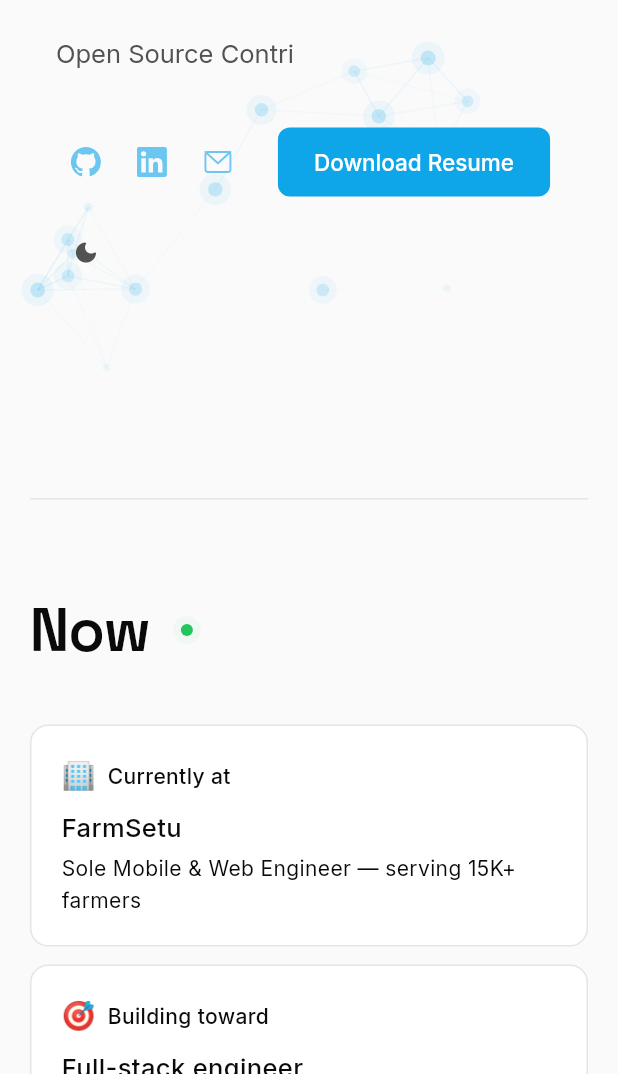
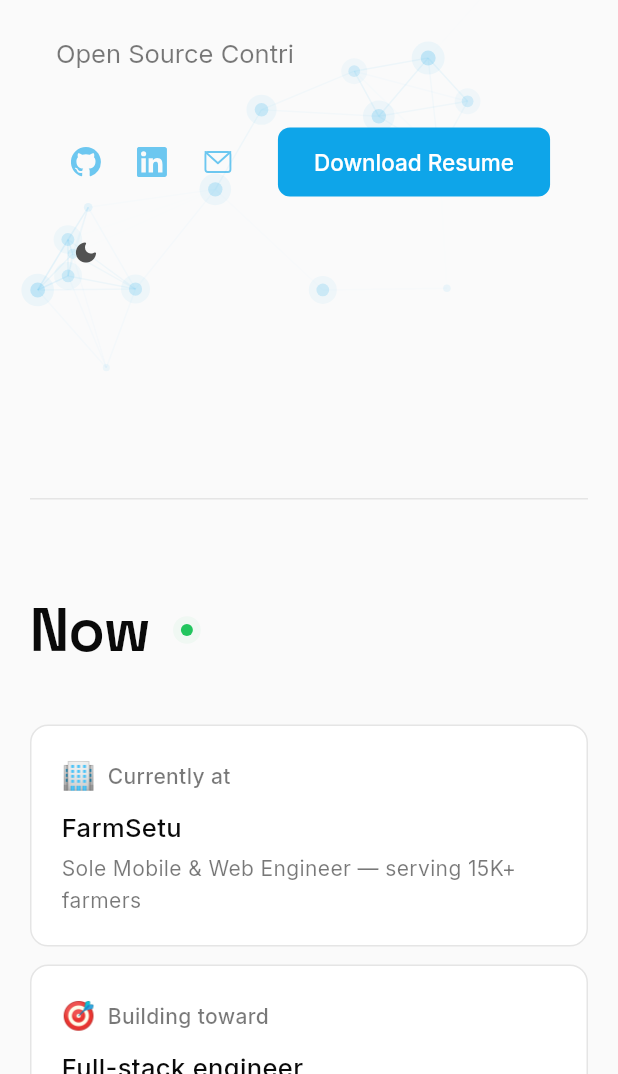
Before and after one commit to Harsh1052/portfolio_web, a Flutter app: the screen it shows after launch, after a tap on an icon or button, on a phone screen of 412 x 824 dp, the part 162-1236 px from its top. Run offline on Flutter 3.47's test engine with Material 3 defaults, Android fonts, the phone set to English and light mode, and no system bars; our stand-ins replace cloud_firestore, firebase_core, flutter_svg, get, google_fonts, web; missing offline and left inert: dart:js_interop; accounts and stored records are empty; statements that could not run were skipped.

Commit message:
fix(theme): propagate dark mode across all widgets
Replace every hardcoded AppColors.bg / surface / textPrimary /
textSecondary / border with Theme.of(context).colorScheme equivalents
so the entire UI adapts when the theme toggle is pressed.

Files fixed:
- home/widgets: work_section, writing_section, project_card,
  contact_section, about_section, typewriter_tagline
- now/widgets: now_status_card, now_section (Divider)
- skills/widgets: skill_tag_with_tooltip (tooltip + tag colors),
  timeline_year_row (_yearStyle → context fn, spine line),
  skills_timeline_section (Divider)
- github/widgets: contribution_graph_section (Divider, skeleton, error)
- visitor/widgets: visitor_map_section (map bg, border, ticker chips),
  visitor_count_badge (text color)
- work/pages: case_study_page (scaffoldBg, Dividers, secondary text,
  back-link hover)

0 analyzer issues (fvm flutter analyze --no-pub)

```diff
--- a/lib/features/github/presentation/widgets/contribution_graph_section.dart
+++ b/lib/features/github/presentation/widgets/contribution_graph_section.dart
@@ -26,7 +26,11 @@ class ContributionGraphSection extends StatelessWidget {
         child: Column(
           crossAxisAlignment: CrossAxisAlignment.start,
           children: [
-            const Divider(color: AppColors.border, thickness: 1, height: 1),
+            Divider(
+              color: Theme.of(context).dividerColor,
+              thickness: 1,
+              height: 1,
+            ),
             const SizedBox(height: 64),
             FadeSlideIn(
               child: Semantics(
@@ -189,7 +193,7 @@ class _SkeletonBlock extends StatelessWidget {
       width: width == double.infinity ? null : width,
       height: height,
       decoration: BoxDecoration(
-        color: AppColors.border,
+        color: Theme.of(context).dividerColor,
         borderRadius: BorderRadius.circular(4),
       ),
     );
@@ -210,7 +214,9 @@ class _ErrorView extends StatelessWidget {
       children: [
         Text(
           'Could not load GitHub activity.',
-          style: AppTextStyles.body.copyWith(color: AppColors.textSecondary),
+          style: AppTextStyles.body.copyWith(
+            color: Theme.of(context).colorScheme.onSurface.withValues(alpha: 0.55),
+          ),
         ),
         const SizedBox(height: 12),
         TextButton(
--- a/lib/features/home/presentation/widgets/about_section.dart
+++ b/lib/features/home/presentation/widgets/about_section.dart
@@ -1,5 +1,4 @@
 import 'package:flutter/material.dart';
-import '../../../../core/theme/app_colors.dart';
 import '../../../../core/theme/app_text_styles.dart';
 import '../../../../core/widgets/fade_slide_in.dart';
 import '../../../../core/widgets/responsive_layout.dart';
@@ -54,8 +53,8 @@ class _SectionDivider extends StatelessWidget {
 
   @override
   Widget build(BuildContext context) {
-    return const Divider(
-      color: AppColors.border,
+    return Divider(
+      color: Theme.of(context).dividerColor,
       thickness: 1,
       height: 1,
     );
--- a/lib/features/home/presentation/widgets/contact_section.dart
+++ b/lib/features/home/presentation/widgets/contact_section.dart
@@ -46,7 +46,11 @@ class _SectionDivider extends StatelessWidget {
 
   @override
   Widget build(BuildContext context) {
-    return const Divider(color: AppColors.border, thickness: 1, height: 1);
+    return Divider(
+      color: Theme.of(context).dividerColor,
+      thickness: 1,
+      height: 1,
+    );
   }
 }
 
@@ -74,6 +78,7 @@ class _CopyEmailState extends State<_CopyEmail> {
 
   @override
   Widget build(BuildContext context) {
+    final cs = Theme.of(context).colorScheme;
     return Semantics(
       label: 'Email address ${widget.email}. Activate to copy.',
       button: true,
@@ -97,7 +102,9 @@ class _CopyEmailState extends State<_CopyEmail> {
                   width: 16,
                   height: 16,
                   colorFilter: ColorFilter.mode(
-                    _copied ? AppColors.accent : AppColors.textSecondary,
+                    _copied
+                        ? AppColors.accent
+                        : cs.onSurface.withValues(alpha: 0.5),
                     BlendMode.srcIn,
                   ),
                 ),
@@ -124,6 +131,7 @@ class _ContactLinkState extends State<_ContactLink> {
 
   @override
   Widget build(BuildContext context) {
+    final cs = Theme.of(context).colorScheme;
     return Semantics(
       link: true,
       label: '${widget.label} — opens in new tab',
@@ -139,7 +147,7 @@ class _ContactLinkState extends State<_ContactLink> {
         child: Text(
           '${widget.label} →',
           style: AppTextStyles.body.copyWith(
-            color: _hovered ? AppColors.accent : AppColors.textPrimary,
+            color: _hovered ? AppColors.accent : cs.onSurface,
           ),
         ),
       ),
--- a/lib/features/home/presentation/widgets/project_card.dart
+++ b/lib/features/home/presentation/widgets/project_card.dart
@@ -1,7 +1,6 @@
 import 'package:flutter/material.dart';
 import 'package:get/get.dart';
 import '../../../../core/routing/app_pages.dart';
-import '../../../../core/theme/app_colors.dart';
 import '../../../../core/theme/app_text_styles.dart';
 import '../../../content/data/models/portfolio_content.dart';
 
@@ -26,6 +25,8 @@ class _ProjectCardState extends State<ProjectCard> {
   @override
   Widget build(BuildContext context) {
     final p = widget.project;
+    final cs = Theme.of(context).colorScheme;
+    final isDark = Theme.of(context).brightness == Brightness.dark;
 
     return Semantics(
       button: true,
@@ -41,12 +42,12 @@ class _ProjectCardState extends State<ProjectCard> {
             curve: Curves.easeOut,
             padding: const EdgeInsets.all(24),
             decoration: BoxDecoration(
-              color: AppColors.surface,
+              color: cs.surface,
               borderRadius: BorderRadius.circular(12),
               border: Border.all(
                 color: _hovered
-                    ? const Color(0xFFB0B0B0)
-                    : AppColors.border,
+                    ? (isDark ? const Color(0xFF4B5563) : const Color(0xFFB0B0B0))
+                    : cs.outline,
               ),
             ),
             child: Column(
@@ -58,7 +59,7 @@ class _ProjectCardState extends State<ProjectCard> {
                   Text(
                     p.description,
                     style: AppTextStyles.body.copyWith(
-                      color: AppColors.textSecondary,
+                      color: cs.onSurface.withValues(alpha: 0.6),
                     ),
                   ),
                 ],
@@ -103,7 +104,7 @@ class _TechTag extends StatelessWidget {
     return Container(
       padding: const EdgeInsets.symmetric(horizontal: 10, vertical: 4),
       decoration: BoxDecoration(
-        border: Border.all(color: AppColors.border),
+        border: Border.all(color: Theme.of(context).colorScheme.outline),
         borderRadius: BorderRadius.circular(4),
       ),
       child: Text(label, style: AppTextStyles.tag),
--- a/lib/features/home/presentation/widgets/typewriter_tagline.dart
+++ b/lib/features/home/presentation/widgets/typewriter_tagline.dart
@@ -113,6 +113,7 @@ class _TypewriterTaglineState extends State<TypewriterTagline> {
 
   @override
   Widget build(BuildContext context) {
+    final cs = Theme.of(context).colorScheme;
     return ConstrainedBox(
       constraints: const BoxConstraints(maxWidth: 580),
       child: RichText(
@@ -121,7 +122,7 @@ class _TypewriterTaglineState extends State<TypewriterTagline> {
             TextSpan(
               text: _displayText.isEmpty ? '\u200B' : _displayText,
               style: AppTextStyles.body.copyWith(
-                color: AppColors.textSecondary,
+                color: cs.onSurface.withValues(alpha: 0.55),
               ),
             ),
             WidgetSpan(
--- a/lib/features/home/presentation/widgets/work_section.dart
+++ b/lib/features/home/presentation/widgets/work_section.dart
@@ -1,5 +1,4 @@
 import 'package:flutter/material.dart';
-import '../../../../core/theme/app_colors.dart';
 import '../../../../core/theme/app_text_styles.dart';
 import '../../../../core/widgets/fade_slide_in.dart';
 import '../../../../core/widgets/responsive_layout.dart';
@@ -23,8 +22,11 @@ class WorkSection extends StatelessWidget {
             child: Column(
               crossAxisAlignment: CrossAxisAlignment.start,
               children: [
-                const Divider(
-                    color: AppColors.border, thickness: 1, height: 1),
+                Divider(
+                  color: Theme.of(context).dividerColor,
+                  thickness: 1,
+                  height: 1,
+                ),
                 const SizedBox(height: 64),
                 Semantics(
                   header: true,
--- a/lib/features/home/presentation/widgets/writing_section.dart
+++ b/lib/features/home/presentation/widgets/writing_section.dart
@@ -21,7 +21,11 @@ class WritingSection extends StatelessWidget {
         child: Column(
           crossAxisAlignment: CrossAxisAlignment.start,
           children: [
-            const Divider(color: AppColors.border, thickness: 1, height: 1),
+            Divider(
+              color: Theme.of(context).dividerColor,
+              thickness: 1,
+              height: 1,
+            ),
             const SizedBox(height: 64),
             Semantics(
               header: true,
@@ -56,6 +60,7 @@ class _ArticleRowState extends State<_ArticleRow> {
   @override
   Widget build(BuildContext context) {
     final a = widget.article;
+    final cs = Theme.of(context).colorScheme;
     return Column(
       crossAxisAlignment: CrossAxisAlignment.start,
       children: [
@@ -75,7 +80,9 @@ class _ArticleRowState extends State<_ArticleRow> {
           constraints: const BoxConstraints(maxWidth: 585),
           child: Text(
             a.summary,
-            style: AppTextStyles.body.copyWith(color: AppColors.textSecondary),
+            style: AppTextStyles.body.copyWith(
+              color: cs.onSurface.withValues(alpha: 0.6),
+            ),
           ),
         ),
         const SizedBox(height: 12),
@@ -95,7 +102,7 @@ class _ArticleRowState extends State<_ArticleRow> {
               'Read on Medium →',
               style: AppTextStyles.body.copyWith(
                 fontWeight: FontWeight.w500,
-                color: _hovered ? AppColors.accent : AppColors.textPrimary,
+                color: _hovered ? AppColors.accent : cs.onSurface,
               ),
             ),
           ),
--- a/lib/features/now/presentation/widgets/now_section.dart
+++ b/lib/features/now/presentation/widgets/now_section.dart
@@ -1,6 +1,5 @@
 import 'package:flutter/material.dart';
 import 'package:get/get.dart';
-import '../../../../core/theme/app_colors.dart';
 import '../../../../core/widgets/fade_slide_in.dart';
 import '../../../../core/widgets/responsive_layout.dart';
 import '../../domain/entities/now_entry.dart';
@@ -32,8 +31,8 @@ class NowSection extends StatelessWidget {
             child: Column(
               crossAxisAlignment: CrossAxisAlignment.start,
               children: [
-                const Divider(
-                  color: AppColors.border,
+                Divider(
+                  color: Theme.of(context).dividerColor,
                   thickness: 1,
                   height: 1,
                 ),
--- a/lib/features/now/presentation/widgets/now_status_card.dart
+++ b/lib/features/now/presentation/widgets/now_status_card.dart
@@ -1,5 +1,4 @@
 import 'package:flutter/material.dart';
-import '../../../../core/theme/app_colors.dart';
 import '../../../../core/theme/app_text_styles.dart';
 import '../../domain/entities/now_entry.dart';
 
@@ -14,12 +13,13 @@ class NowStatusCard extends StatelessWidget {
 
   @override
   Widget build(BuildContext context) {
+    final cs = Theme.of(context).colorScheme;
     return Container(
       padding: const EdgeInsets.all(20),
       decoration: BoxDecoration(
-        color: AppColors.surface,
+        color: cs.surface,
         borderRadius: BorderRadius.circular(12),
-        border: Border.all(color: AppColors.border),
+        border: Border.all(color: cs.outline),
       ),
       child: Column(
         crossAxisAlignment: CrossAxisAlignment.start,
@@ -33,7 +33,9 @@ class NowStatusCard extends StatelessWidget {
               const SizedBox(width: 8),
               Text(
                 entry.label,
-                style: AppTextStyles.caption,
+                style: AppTextStyles.caption.copyWith(
+                  color: cs.onSurface.withValues(alpha: 0.55),
+                ),
               ),
             ],
           ),
@@ -51,6 +53,7 @@ class NowStatusCard extends StatelessWidget {
               entry.subValue!,
               style: AppTextStyles.caption.copyWith(
                 fontWeight: FontWeight.w400,
+                color: cs.onSurface.withValues(alpha: 0.55),
               ),
             ),
           ],
--- a/lib/features/skills/presentation/widgets/skill_tag_with_tooltip.dart
+++ b/lib/features/skills/presentation/widgets/skill_tag_with_tooltip.dart
@@ -24,17 +24,23 @@ class _SkillTagWithTooltipState extends State<SkillTagWithTooltip> {
 
   @override
   Widget build(BuildContext context) {
+    final cs = Theme.of(context).colorScheme;
+    final isDark = Theme.of(context).brightness == Brightness.dark;
+
     return Tooltip(
       message: widget.skill.tooltip,
       preferBelow: false,
       verticalOffset: 12,
       padding: const EdgeInsets.symmetric(horizontal: 12, vertical: 8),
       decoration: BoxDecoration(
-        color: AppColors.textPrimary,
+        // In dark mode use the surface card; in light use the dark textPrimary
+        color: isDark ? cs.surface : AppColors.textPrimary,
         borderRadius: BorderRadius.circular(8),
+        border: isDark ? Border.all(color: cs.outline) : null,
       ),
       textStyle: AppTextStyles.caption.copyWith(
-        color: AppColors.surface,
+        // Flip tooltip text color per theme
+        color: isDark ? cs.onSurface : AppColors.surface,
         fontWeight: FontWeight.w400,
       ),
       child: MouseRegion(
@@ -50,14 +56,16 @@ class _SkillTagWithTooltipState extends State<SkillTagWithTooltip> {
                 ? AppColors.accent.withValues(alpha: 0.08)
                 : Colors.transparent,
             border: Border.all(
-              color: _hovered ? AppColors.accent : AppColors.border,
+              color: _hovered ? AppColors.accent : cs.outline,
             ),
             borderRadius: BorderRadius.circular(6),
           ),
           child: Text(
             widget.skill.label,
             style: AppTextStyles.tag.copyWith(
-              color: _hovered ? AppColors.accent : AppColors.textSecondary,
+              color: _hovered
+                  ? AppColors.accent
+                  : cs.onSurface.withValues(alpha: 0.6),
             ),
           ),
         ),
--- a/lib/features/skills/presentation/widgets/skills_timeline_section.dart
+++ b/lib/features/skills/presentation/widgets/skills_timeline_section.dart
@@ -1,6 +1,5 @@
 import 'package:flutter/material.dart';
 import 'package:get/get.dart';
-import '../../../../core/theme/app_colors.dart';
 import '../../../../core/theme/app_text_styles.dart';
 import '../../../../core/widgets/responsive_layout.dart';
 import '../../domain/repositories/skills_repository.dart';
@@ -34,8 +33,8 @@ class SkillsTimelineSection extends StatelessWidget {
             child: Column(
               crossAxisAlignment: CrossAxisAlignment.start,
               children: [
-                const Divider(
-                  color: AppColors.border,
+                Divider(
+                  color: Theme.of(context).dividerColor,
                   thickness: 1,
                   height: 1,
                 ),
--- a/lib/features/visitor/presentation/widgets/visitor_count_badge.dart
+++ b/lib/features/visitor/presentation/widgets/visitor_count_badge.dart
@@ -87,7 +87,7 @@ class _BadgeState extends State<_Badge> with SingleTickerProviderStateMixin {
           Text(
             '$label views',
             style: AppTextStyles.caption.copyWith(
-              color: AppColors.textSecondary,
+              color: Theme.of(context).colorScheme.onSurface.withValues(alpha: 0.55),
               fontWeight: FontWeight.w400,
             ),
           ),
--- a/lib/features/visitor/presentation/widgets/visitor_map_section.dart
+++ b/lib/features/visitor/presentation/widgets/visitor_map_section.dart
@@ -48,7 +48,11 @@ class _VisitorMapSectionState extends State<VisitorMapSection>
         child: Column(
           crossAxisAlignment: CrossAxisAlignment.start,
           children: [
-            const Divider(color: AppColors.border, thickness: 1, height: 1),
+            Divider(
+              color: Theme.of(context).dividerColor,
+              thickness: 1,
+              height: 1,
+            ),
             const SizedBox(height: 64),
             FadeSlideIn(
               child: Semantics(
@@ -85,12 +89,14 @@ class _VisitorMapSectionState extends State<VisitorMapSection>
                         constraints: const BoxConstraints(maxHeight: 520),
                         child: Container(
                           decoration: BoxDecoration(
-                            color: AppColors.surface,
+                            color: Theme.of(context).colorScheme.surface,
                             borderRadius: BorderRadius.circular(16),
-                            border: Border.all(color: AppColors.border),
+                            border: Border.all(
+                              color: Theme.of(context).colorScheme.outline,
+                            ),
                             boxShadow: [
                               BoxShadow(
-                                color: Colors.black.withValues(alpha: 0.02),
+                                color: Colors.black.withValues(alpha: 0.04),
                                 blurRadius: 20,
                                 offset: const Offset(0, 10),
                               ),
@@ -108,7 +114,7 @@ class _VisitorMapSectionState extends State<VisitorMapSection>
                                       'assets/icons/india.svg',
                                       fit: BoxFit.fill,
                                       colorFilter: ColorFilter.mode(
-                                        AppColors.textSecondary.withValues(alpha: 0.15),
+                                        Theme.of(context).colorScheme.onSurface.withValues(alpha: 0.12),
                                         BlendMode.srcIn,
                                       ),
                                     ),
@@ -169,9 +175,9 @@ class _RecentVisitorsTicker extends StatelessWidget {
           Container(
             padding: const EdgeInsets.symmetric(horizontal: 12, vertical: 8),
             decoration: BoxDecoration(
-              color: AppColors.surface,
+              color: Theme.of(context).colorScheme.surface,
               borderRadius: BorderRadius.circular(8),
-              border: Border.all(color: AppColors.border),
+              border: Border.all(color: Theme.of(context).colorScheme.outline),
             ),
             child: Row(
               mainAxisSize: MainAxisSize.min,
@@ -180,7 +186,9 @@ class _RecentVisitorsTicker extends StatelessWidget {
                   width: 6,
                   height: 6,
                   decoration: BoxDecoration(
-                    color: i == 0 ? AppColors.accent : AppColors.textSecondary.withValues(alpha: 0.5),
+                    color: i == 0
+                        ? AppColors.accent
+                        : Theme.of(context).colorScheme.onSurface.withValues(alpha: 0.3),
                     shape: BoxShape.circle,
                   ),
                 ),
@@ -188,7 +196,9 @@ class _RecentVisitorsTicker extends StatelessWidget {
                 Text(
                   '${displayed[i].city}, ${displayed[i].country}',
                   style: AppTextStyles.tag.copyWith(
-                    color: i == 0 ? AppColors.textPrimary : AppColors.textSecondary,
+                    color: i == 0
+                        ? Theme.of(context).colorScheme.onSurface
+                        : Theme.of(context).colorScheme.onSurface.withValues(alpha: 0.55),
                     fontWeight: i == 0 ? FontWeight.w600 : FontWeight.w500,
                   ),
                 ),
@@ -207,9 +217,9 @@ class _MapPlaceholder extends StatelessWidget {
     return Container(
       height: 320,
       decoration: BoxDecoration(
-        color: AppColors.surface,
+        color: Theme.of(context).colorScheme.surface,
         borderRadius: BorderRadius.circular(16),
-        border: Border.all(color: AppColors.border),
+        border: Border.all(color: Theme.of(context).colorScheme.outline),
       ),
       child: const Center(
         child: SizedBox(
```
Also changed, not shown: lib/features/skills/presentation/widgets/timeline_year_row.dart (+10 -10 lines), lib/features/work/presentation/pages/case_study_page.dart (+22 -7 lines).
